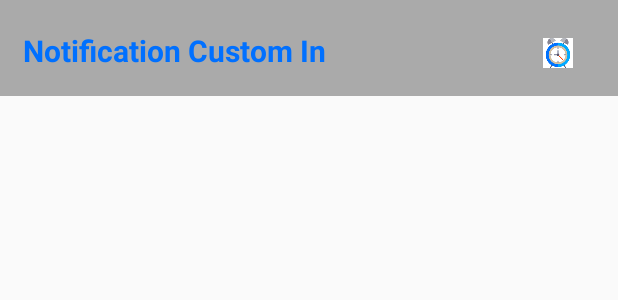
After one commit to jiteshgoel/medical-reminder, an Android app: the layout custom_notification.xml on its own in the app's theme, with its tools: preview values and no code run, on a phone screen of 412 x 824 dp. The commit adds this screen. Shown: the top 300 px of the screen. Run offline under Robolectric (Android 15) with nearby library versions, the phone set to English and light mode, and no system bars.

Commit message:
alarm added

```diff
--- a/app/src/main/java/com/example/medicinereminder/medicinereminder/Adapters/TaskAdapter.java
+++ b/app/src/main/java/com/example/medicinereminder/medicinereminder/Adapters/TaskAdapter.java
@@ -58,6 +58,7 @@ public class TaskAdapter extends RecyclerView.Adapter<TaskAdapter.TaskViewHolder
                     @Override
                     public void onClick(View view) {
                         db.deleteTask(thisTask.getTaskName().trim());
+                        notifyDataSetChanged();
                         dialog.dismiss();
                     }
                 });
--- a/app/src/main/java/com/example/medicinereminder/medicinereminder/Utils/DatabaseHelper.java
+++ b/app/src/main/java/com/example/medicinereminder/medicinereminder/Utils/DatabaseHelper.java
@@ -18,6 +18,7 @@ public class DatabaseHelper extends SQLiteOpenHelper {
     public static final String COLUMN_2="status";
     public static final String COLUMN_3="date";
     public static final String COLUMN_4="time";
+    public static final String COLUMN_5="millis";
     public static final String CREATE_TABLE="CREATE TABLE "
             + TABLE + " ( "
             + _ID + " INTEGER PRIMARY KEY, "
--- /dev/null
+++ b/app/src/main/res/layout/custom_notification.xml
@@ -0,0 +1,29 @@
+<?xml version="1.0" encoding="utf-8"?>
+<RelativeLayout
+    xmlns:android="http://schemas.android.com/apk/res/android" android:layout_width="match_parent"
+    android:layout_height="64dp"
+    android:background="@android:color/darker_gray" >
+
+    <TextView
+        android:layout_width="wrap_content"
+        android:layout_height="wrap_content"
+        android:layout_marginTop="20dp"
+        android:textSize="20sp"
+        android:id="@+id/messageDetails"
+        android:textColor="@color/colorPrimaryDark"
+        android:layout_marginLeft="15dp"
+        android:textStyle="bold"
+        android:text="Notification Custom In " />
+
+    <ImageView
+        android:layout_width="20dp"
+        android:layout_height="20dp"
+        android:src="@drawable/alarmclock"
+        android:id="@+id/notifBtn"
+        android:layout_marginRight="30dp"
+        android:layout_alignParentEnd="true"
+        android:layout_marginLeft="20dp"
+        android:layout_marginTop="25dp" />
+
+
+</RelativeLayout>
```
Also changed, not shown: app/src/main/AndroidManifest.xml (+12 -1 lines), app/src/main/java/com/example/medicinereminder/medicinereminder/Activities/MainActivity.java (+52 -21 lines), app/src/main/java/com/example/medicinereminder/medicinereminder/Activities/SplashScreenActivity.java (+17 -0 lines), app/src/main/java/com/example/medicinereminder/medicinereminder/Utils/AlarmReceiver.java (added, +57 -0 lines), app/src/main/res/layout/activity_main.xml (+0 -7 lines), app/src/main/res/layout/activity_splash_screen.xml (+8 -2 lines), app/src/main/res/drawable/thermometer.jpg (added).
